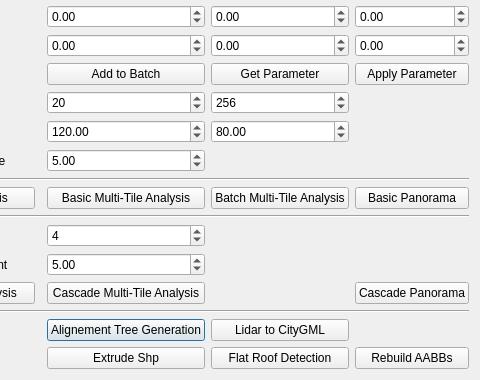
Above: src/plugins/CityGMLVisibiliteQtPlugin/Dialogs/dialogVisibilite.ui from VCityTeam/3DUSE before the change; both pictures show x 107 to 587 and y 332 to 712 of the 587 by 712 pixel window. Below: the same form after it.
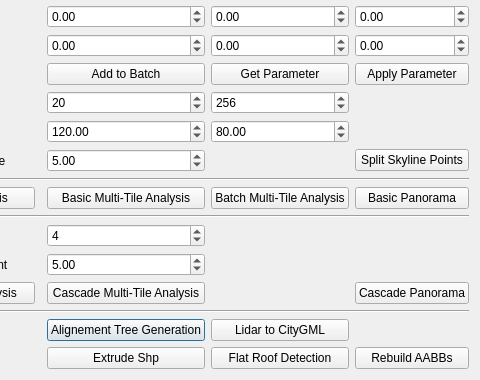
That is the form after the change.

Commit message: Add a tool in plugin visibility to split points of a skyline into multiple shapefile according to their type.

Patch:
```diff
--- a/src/plugins/CityGMLVisibiliteQtPlugin/Dialogs/dialogVisibilite.ui
+++ b/src/plugins/CityGMLVisibiliteQtPlugin/Dialogs/dialogVisibilite.ui
@@ -585,6 +585,13 @@
      </property>
     </widget>
    </item>
+   <item row="19" column="4">
+    <widget class="QPushButton" name="SplitSkylinePointsB">
+     <property name="text">
+      <string>Split Skyline Points</string>
+     </property>
+    </widget>
+   </item>
   </layout>
  </widget>
  <resources/>
```
The commit also changes 2 other files.
